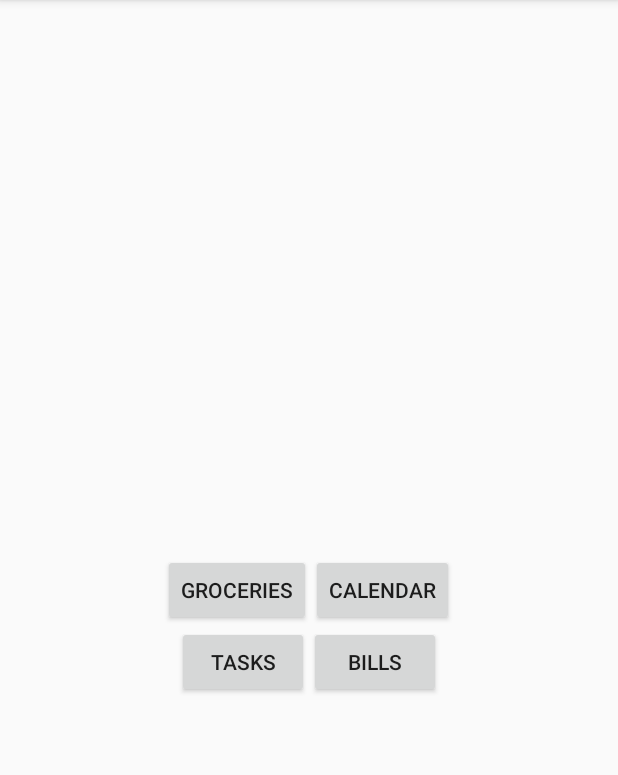
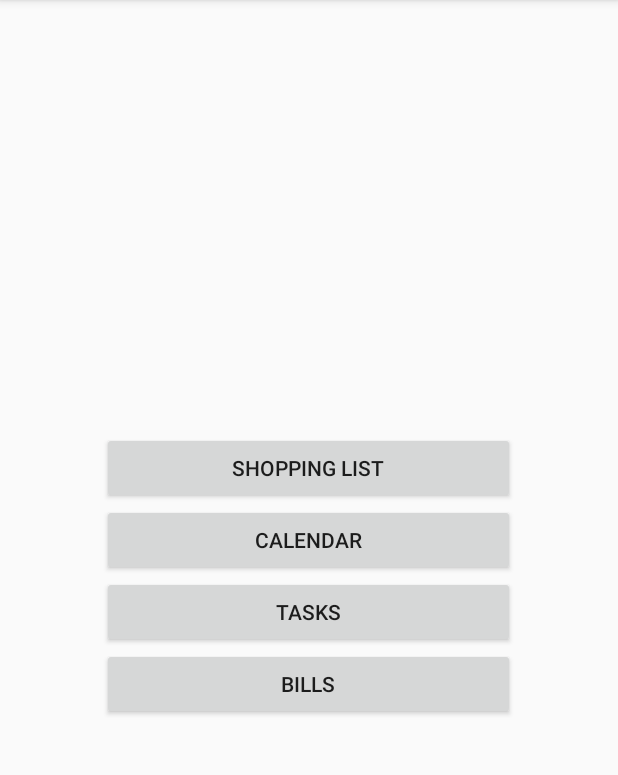
Before and after one commit to barsKii/FlatApplication-SDP-GRP3, an Android app: the screen it shows after launch (MainActivity), on a phone screen of 412 x 824 dp, the part 84-859 px from its top. Run offline under Robolectric (Android 15) with nearby library versions, the phone set to English and light mode, and no system bars.

Commit message:
Added a basic shopping list.

```diff
--- a/app/build.gradle
+++ b/app/build.gradle
@@ -22,5 +22,6 @@ android {
 dependencies {
     compile fileTree(dir: 'libs', include: ['*.jar'])
     testCompile 'junit:junit:4.12'
-    compile 'com.android.support:appcompat-v7:24.1.1'
+    compile 'com.android.support:appcompat-v7:24.2.0'
+    compile 'com.android.support:design:24.2.0'
 }
--- a/app/src/main/java/com/sdpcrew/android/flatapp/MainActivity.java
+++ b/app/src/main/java/com/sdpcrew/android/flatapp/MainActivity.java
@@ -1,7 +1,9 @@
 package com.sdpcrew.android.flatapp;
 
+import android.content.Intent;
 import android.support.v7.app.AppCompatActivity;
 import android.os.Bundle;
+import android.view.View;
 import android.widget.Button;
 
 public class MainActivity extends AppCompatActivity {
@@ -12,19 +14,28 @@ public class MainActivity extends AppCompatActivity {
     private Button mBillsButton;
 
 
-
     @Override
     protected void onCreate(Bundle savedInstanceState) {
         super.onCreate(savedInstanceState);
         setContentView(R.layout.activity_main);
 
         // All buttons initialized to the linked button, no listener as of yet. Coolies
-        mGroceryButton = (Button) findViewById(R.id.grocery_button);
+        // LEAVE GROCERY AS IS. DON'T ADD LISTENER.
+        mGroceryButton = (Button) findViewById(R.id.shopping_list_button);
 
         mCalendarButton = (Button) findViewById(R.id.calendar_button);
+        mTasksButton = (Button) findViewById(R.id.tasks_button);
+        mBillsButton = (Button) findViewById(R.id.bills_button);
 
-        mTasksButton = (Button) findViewById(R.id.tasks_button);
 
-        mBillsButton = (Button) findViewById(R.id.bills_button);
+
+
+
     }
+
+    // Shane's code starts here. Please don't touch :)
+    public void showShoppingListClick(View v) {
+       startActivity(new Intent(this, ShoppingListsActivity.class));
+    }
+    // Shane's code ends here.
 }
--- a/app/src/main/res/layout/activity_main.xml
+++ b/app/src/main/res/layout/activity_main.xml
@@ -5,11 +5,13 @@
               android:gravity="center"
               android:orientation="vertical">
 
-    <TextView
-        android:id="@+id/question_text_view"
-        android:layout_width="wrap_content"
+    <Button
+        android:id="@+id/shopping_list_button"
+        android:layout_width="275dp"
         android:layout_height="wrap_content"
-        android:padding="24dp" />
+        android:text="SHOPPING LIST"
+        android:layout_gravity="center_horizontal"
+        android:onClick="showShoppingListClick"/>
 
     <LinearLayout
         android:layout_width="wrap_content"
@@ -18,14 +20,8 @@
         android:orientation="horizontal">
 
         <Button
-            android:id="@+id/grocery_button"
-            android:layout_width="wrap_content"
-            android:layout_height="wrap_content"
-            android:text="Groceries" />
-
-        <Button
             android:id="@+id/calendar_button"
-            android:layout_width="wrap_content"
+            android:layout_width="275dp"
             android:layout_height="wrap_content"
             android:text="Calendar" />
 
@@ -41,16 +37,17 @@
 
         <Button
             android:id="@+id/tasks_button"
-            android:layout_width="wrap_content"
+            android:layout_width="275dp"
             android:layout_height="wrap_content"
             android:text="Tasks" />
 
-        <Button
-            android:id="@+id/bills_button"
-            android:layout_width="wrap_content"
-            android:layout_height="wrap_content"
-            android:text="Bills" />
-
     </LinearLayout>
 
+    <Button
+        android:id="@+id/bills_button"
+        android:layout_width="275dp"
+        android:layout_height="wrap_content"
+        android:text="Bills"
+        android:layout_gravity="center_horizontal" />
+
 </LinearLayout>
--- a/app/src/main/res/values/dimens.xml
+++ b/app/src/main/res/values/dimens.xml
@@ -2,4 +2,5 @@
     <!-- Default screen margins, per the Android Design guidelines. -->
     <dimen name="activity_horizontal_margin">16dp</dimen>
     <dimen name="activity_vertical_margin">16dp</dimen>
+    <dimen name="fab_margin">16dp</dimen>
 </resources>
--- a/app/src/main/res/values/strings.xml
+++ b/app/src/main/res/values/strings.xml
@@ -1,3 +1,4 @@
 <resources>
     <string name="app_name">FlatApp</string>
+    <string name="title_activity_shopping_list">ShoppingListActivity</string>
 </resources>
```
Also changed, not shown: app/src/main/AndroidManifest.xml (+5 -3 lines), app/src/main/java/com/sdpcrew/android/flatapp/ShoppingList.java (added, +37 -0 lines), app/src/main/java/com/sdpcrew/android/flatapp/ShoppingListsActivity.java (added, +51 -0 lines), app/src/main/java/com/sdpcrew/android/flatapp/SingleListActivity.java (added, +19 -0 lines), app/src/main/res/layout/activity_list.xml (added, +9 -0 lines), app/src/main/res/layout/activity_shopping_list.xml (added, +9 -0 lines), app/src/main/res/values-v21/styles.xml (added, +9 -0 lines), app/src/main/res/values/styles.xml (+9 -0 lines).
